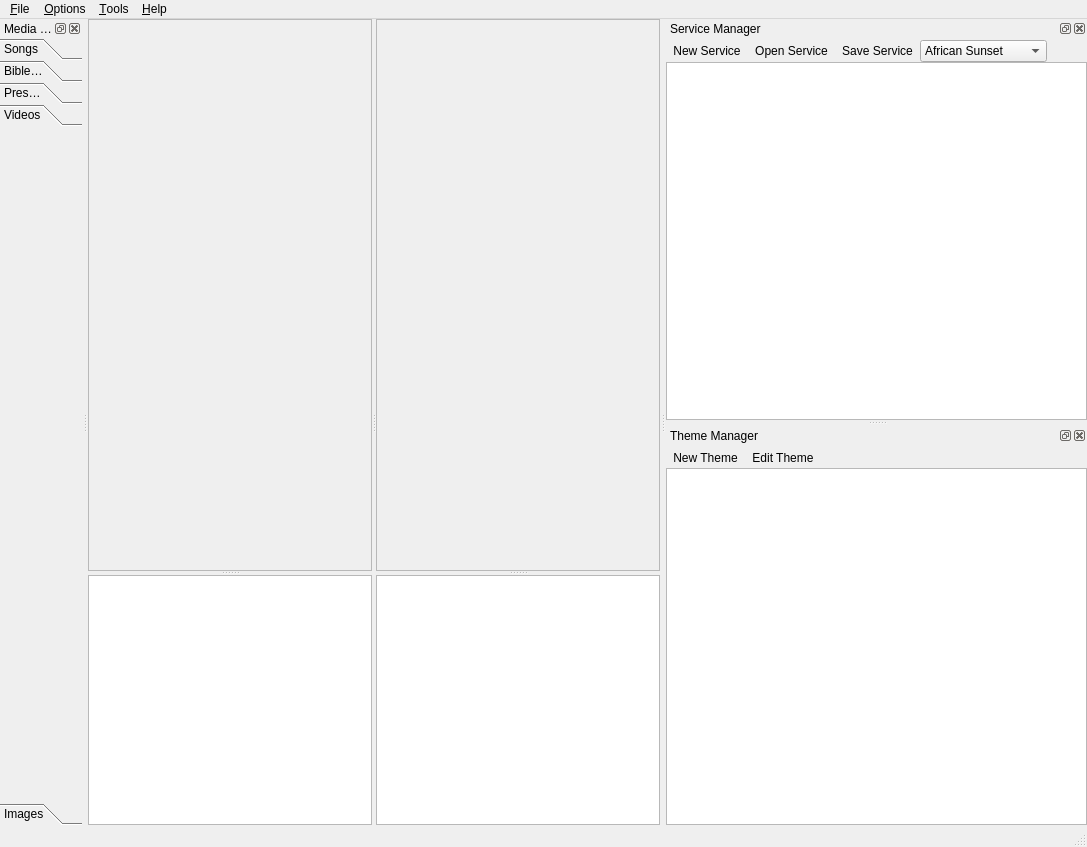
This is openlp/resources/forms/mainwindow.ui in zonArt/openlp as Qt 5 draws it before an edit. The edited form follows.
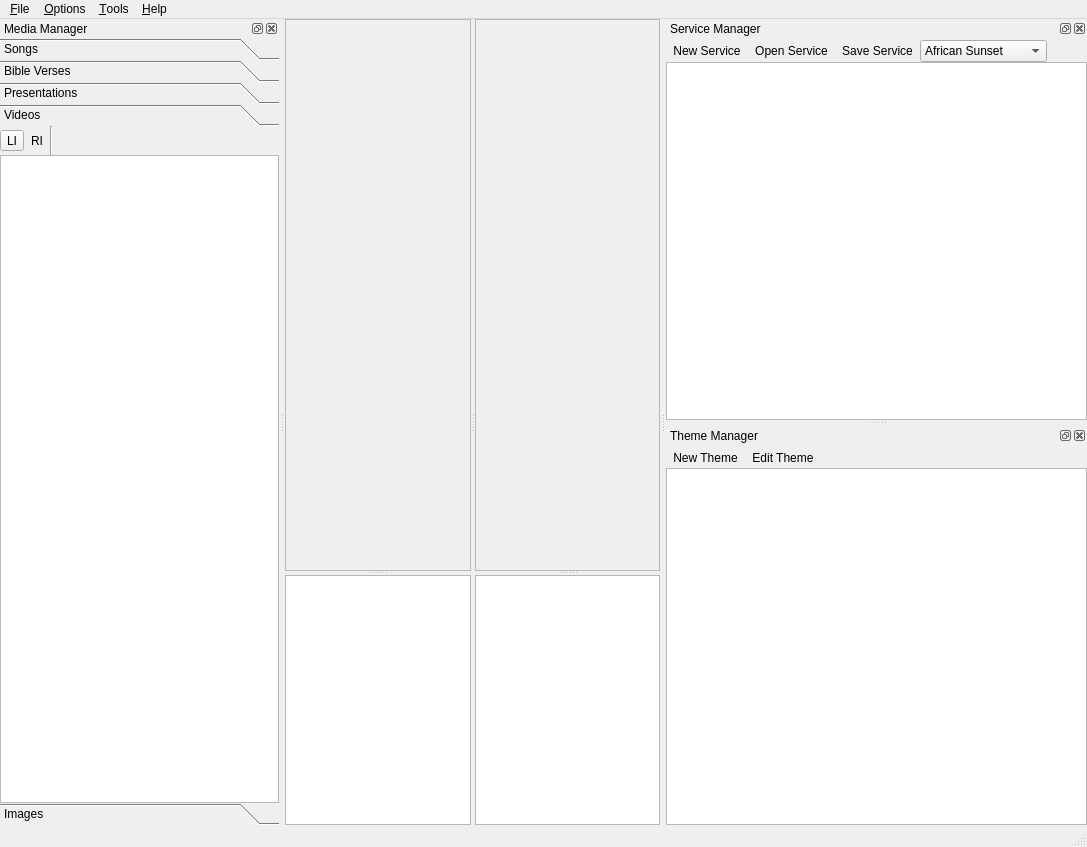
This is the edited form. The open tabs and pages were chosen to show the change. Icons and pictures are not drawn.

Commit message: Corrected some naming to standardize on convention Added some screen components for the Video page

Patch:
```diff
--- a/openlp/resources/forms/mainwindow.ui
+++ b/openlp/resources/forms/mainwindow.ui
@@ -59,8 +59,8 @@
              <rect>
               <x>0</x>
               <y>0</y>
-              <width>256</width>
-              <height>536</height>
+              <width>90</width>
+              <height>545</height>
              </rect>
             </property>
            </widget>
@@ -99,8 +99,8 @@
              <rect>
               <x>0</x>
               <y>0</y>
-              <width>256</width>
-              <height>536</height>
+              <width>90</width>
+              <height>545</height>
              </rect>
             </property>
            </widget>
@@ -688,6 +688,14 @@
         </layout>
        </widget>
        <widget class="QWidget" name="VideosPage" >
+        <property name="geometry" >
+         <rect>
+          <x>0</x>
+          <y>0</y>
+          <width>457</width>
+          <height>652</height>
+         </rect>
+        </property>
         <attribute name="label" >
          <string>Videos</string>
         </attribute>
@@ -695,6 +703,122 @@
          <iconset resource="../images/openlp-2.qrc" >
           <normaloff>:/media/media_video.png</normaloff>:/media/media_video.png</iconset>
         </attribute>
+        <layout class="QVBoxLayout" name="VideosLayout" >
+         <property name="spacing" >
+          <number>0</number>
+         </property>
+         <property name="margin" >
+          <number>0</number>
+         </property>
+         <item>
+          <widget class="QWidget" native="1" name="VideosToolbar" >
+           <layout class="QHBoxLayout" name="VideosToolbarLayout" >
+            <property name="spacing" >
+             <number>0</number>
+            </property>
+            <property name="margin" >
+             <number>0</number>
+            </property>
+            <item>
+             <widget class="QToolButton" name="VideosLoadItem" >
+              <property name="toolTip" >
+               <string>Load Video</string>
+              </property>
+              <property name="text" >
+               <string>LI</string>
+              </property>
+             </widget>
+            </item>
+            <item>
+             <widget class="QToolButton" name="VideosDeleteItem" >
+              <property name="toolTip" >
+               <string>Remove Video</string>
+              </property>
+              <property name="text" >
+               <string>RI</string>
+              </property>
+              <property name="icon" >
+               <iconset resource="../images/openlp-2.qrc" >
+                <normaloff>:/songs/song_delete.png</normaloff>:/songs/song_delete.png</iconset>
+              </property>
+              <property name="autoRaise" >
+               <bool>true</bool>
+              </property>
+             </widget>
+            </item>
+            <item>
+             <widget class="Line" name="VideosLine" >
+              <property name="orientation" >
+               <enum>Qt::Vertical</enum>
+              </property>
+             </widget>
+            </item>
+            <item>
+             <widget class="QToolButton" name="VideosLiveItem" >
+              <property name="toolTip" >
+               <string>Go Live!</string>
+              </property>
+              <property name="text" >
+               <string/>
+              </property>
+              <property name="icon" >
+               <iconset resource="../images/openlp-2.qrc" >
+                <normaloff>:/system/system_live.png</normaloff>:/system/system_live.png</iconset>
+              </property>
+              <property name="iconSize" >
+               <size>
+                <width>22</width>
+                <height>22</height>
+               </size>
+              </property>
+              <property name="autoRaise" >
+               <bool>true</bool>
+              </property>
+             </widget>
+            </item>
+            <item>
+             <widget class="QToolButton" name="VideosAddItem" >
+              <property name="toolTip" >
+               <string>Add to Order of Service</string>
+              </property>
+              <property name="text" >
+               <string/>
+              </property>
+              <property name="icon" >
+               <iconset resource="../images/openlp-2.qrc" >
+                <normaloff>:/system/system_add.png</normaloff>:/system/system_add.png</iconset>
+              </property>
+              <property name="iconSize" >
+               <size>
+                <width>22</width>
+                <height>22</height>
+               </size>
+              </property>
+              <property name="autoRaise" >
+               <bool>true</bool>
+              </property>
+             </widget>
+            </item>
+            <item>
+             <spacer name="VideosSpacer" >
+              <property name="orientation" >
+               <enum>Qt::Horizontal</enum>
+              </property>
+              <property name="sizeHint" stdset="0" >
+               <size>
+                <width>166</width>
+                <height>20</height>
+               </size>
+              </property>
+             </spacer>
+            </item>
+           </layout>
+          </widget>
+         </item>
+         <item>
+          <widget class="QTableWidget" name="VideosList" />
+         </item>
+        </layout>
        </widget>
        <widget class="QWidget" name="ImagesPage" >
         <attribute name="label" >
```
Left out of the diff: 38 changed lines with no effect on the pictures.
